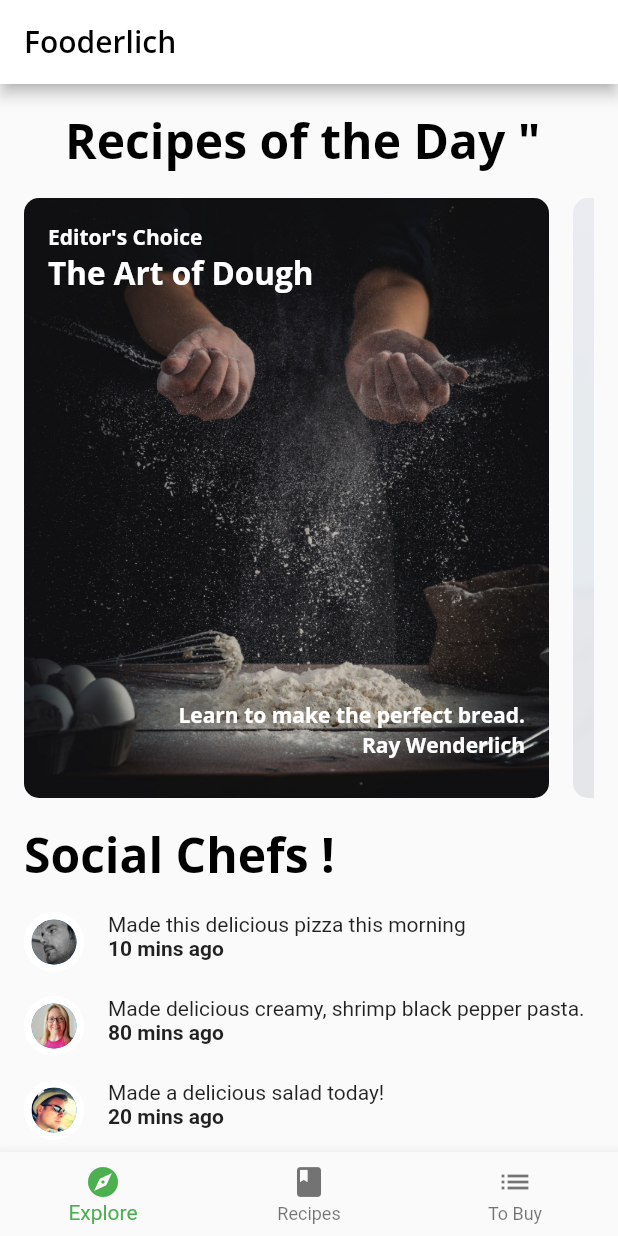
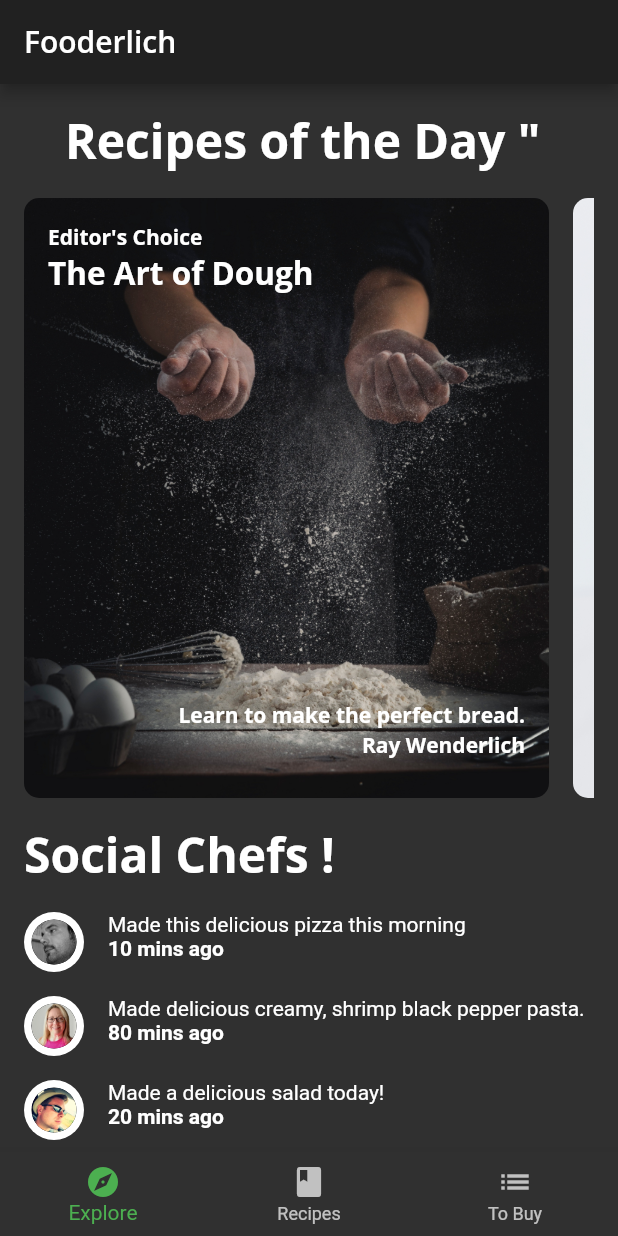
Before and after one commit to aymanobeid0/flutter_apprentice, a Flutter app: the screen it shows after launch, on a phone screen of 412 x 824 dp. Run offline on Flutter 3.47's test engine with Material 2 defaults, Android fonts, the phone set to English and light mode, and no system bars; our stand-ins replace google_fonts.

Commit message:
scrolling widgets

```diff
--- a/scrollingwidget/lib/components/components.dart
+++ b/scrollingwidget/lib/components/components.dart
@@ -6,3 +6,5 @@ export 'circle_image.dart';
 export 'today_recipe_list_view.dart';
 export 'friend_post_tile.dart';
 export 'friend_post_list_view.dart';
+export 'recipe_thumbnail.dart';
+export 'recipes_grid_view.dart';
--- a/scrollingwidget/lib/home.dart
+++ b/scrollingwidget/lib/home.dart
@@ -1,5 +1,6 @@
 import 'package:flutter/material.dart';
 import 'package:scrollingwidget/screens/explore_screen.dart';
+import 'screens/recipes_screen.dart';
 
 class Home extends StatefulWidget {
   const Home({Key? key}) : super(key: key);
@@ -15,7 +16,7 @@ class _HomeState extends State<Home> {
     // TODO: Replace with ExploreScreen
     ExploreScreen(),
     // TODO: Replace with RecipesScreen
-    Container(color: Colors.green),
+    RecipesScreen(),
     Container(color: Colors.blue),
   ];
 
@@ -39,16 +40,16 @@ class _HomeState extends State<Home> {
         selectedItemColor: Theme.of(context).textSelectionTheme.selectionColor,
         currentIndex: _selectedIndex,
         onTap: _onItemTapped,
-        items: <BottomNavigationBarItem>[
-          const BottomNavigationBarItem(
+        items: const <BottomNavigationBarItem>[
+          BottomNavigationBarItem(
             icon: Icon(Icons.explore),
             label: 'Explore',
           ),
-          const BottomNavigationBarItem(
+          BottomNavigationBarItem(
             icon: Icon(Icons.book),
             label: 'Recipes',
           ),
-          const BottomNavigationBarItem(
+          BottomNavigationBarItem(
             icon: Icon(Icons.list),
             label: 'To Buy',
           ),
--- a/scrollingwidget/lib/main.dart
+++ b/scrollingwidget/lib/main.dart
@@ -11,7 +11,7 @@ class Fooderlich extends StatelessWidget {
   const Fooderlich({Key? key}) : super(key: key);
   @override
   Widget build(BuildContext context) {
-    final theme = FooderlichTheme.light();
+    final theme = FooderlichTheme.dark();
     return MaterialApp(
       theme: theme,
       title: 'Fooderlich',
```
Also changed, not shown: scrollingwidget/lib/components/recipe_thumbnail.dart (added, +39 -0 lines), scrollingwidget/lib/components/recipes_grid_view.dart (added, +31 -0 lines), scrollingwidget/lib/screens/recipes_screen.dart (added, +27 -0 lines).
